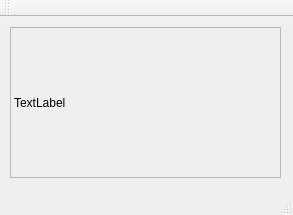
Old version of the form src/mainview.ui in the repository kwon-young/CppCMakeVcpkgTemplate.
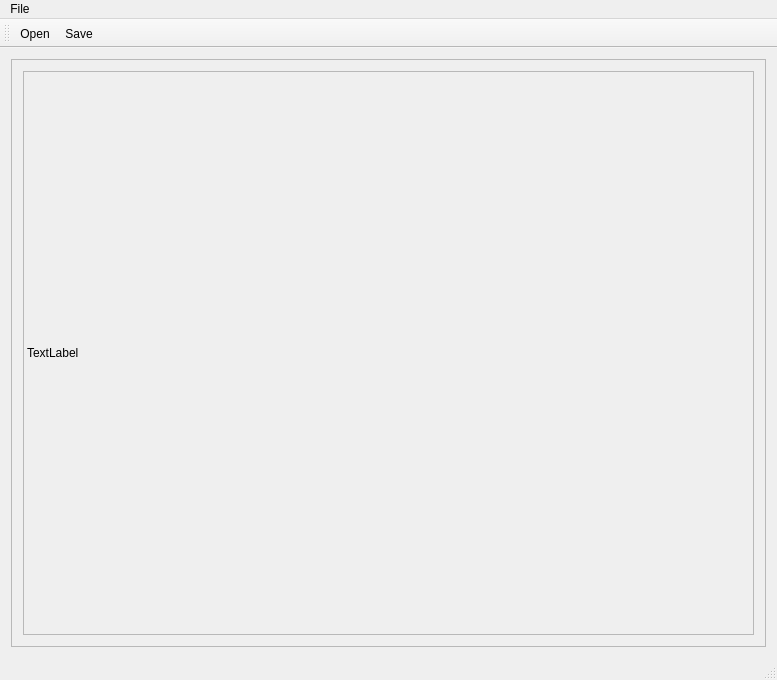
New version of the form.

```diff
--- a/src/mainview.ui
+++ b/src/mainview.ui
@@ -6,23 +6,32 @@
    <rect>
     <x>0</x>
     <y>0</y>
-    <width>293</width>
-    <height>215</height>
+    <width>777</width>
+    <height>680</height>
    </rect>
   </property>
   <property name="windowTitle">
    <string>MainView</string>
   </property>
   <widget class="QWidget" name="centralWidget">
-   <widget class="QLabel" name="label_2">
+   <layout class="QGridLayout" name="gridLayout">
+    <item row="0" column="0">
+     <widget class="QScrollArea" name="scrollArea">
+      <property name="widgetResizable">
+       <bool>true</bool>
+      </property>
+      <widget class="QWidget" name="scrollAreaWidgetContents">
     <property name="geometry">
      <rect>
-      <x>10</x>
-      <y>10</y>
-      <width>271</width>
-      <height>151</height>
-     </rect>
-    </property>
+         <x>0</x>
+         <y>0</y>
+         <width>761</width>
+         <height>569</height>
+        </rect>
+       </property>
+       <layout class="QGridLayout" name="gridLayout_2">
+        <item row="0" column="0">
+         <widget class="QLabel" name="imageLabel">
     <property name="autoFillBackground">
      <bool>false</bool>
     </property>
@@ -36,16 +45,31 @@
      <string>TextLabel</string>
     </property>
    </widget>
+        </item>
+       </layout>
+      </widget>
+     </widget>
+    </item>
+   </layout>
   </widget>
   <widget class="QMenuBar" name="menuBar">
    <property name="geometry">
     <rect>
      <x>0</x>
      <y>0</y>
-     <width>293</width>
-     <height>21</height>
+     <width>777</width>
+     <height>30</height>
     </rect>
    </property>
+   <widget class="QMenu" name="menuFile">
+    <property name="title">
+     <string>File</string>
+    </property>
+    <addaction name="actionOpen"/>
+    <addaction name="actionSave"/>
+    <addaction name="actionQuit"/>
+   </widget>
+   <addaction name="menuFile"/>
   </widget>
   <widget class="QToolBar" name="mainToolBar">
    <attribute name="toolBarArea">
@@ -54,8 +78,25 @@
    <attribute name="toolBarBreak">
     <bool>false</bool>
    </attribute>
+   <addaction name="actionOpen"/>
+   <addaction name="actionSave"/>
   </widget>
   <widget class="QStatusBar" name="statusBar"/>
+  <action name="actionOpen">
+   <property name="text">
+    <string>Open</string>
+   </property>
+  </action>
+  <action name="actionSave">
+   <property name="text">
+    <string>Save</string>
+   </property>
+  </action>
+  <action name="actionQuit">
+   <property name="text">
+    <string>Quit</string>
+   </property>
+  </action>
  </widget>
  <layoutdefault spacing="6" margin="11"/>
  <resources/>
```
Lines whose indentation alone changed are shown as unchanged.
